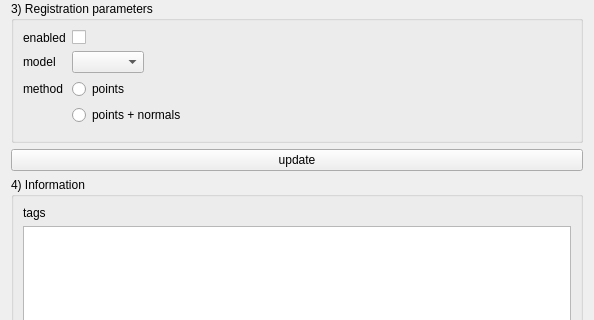
The window that Code/Gui/MITK/Plugins/uk.ac.ucl.cmic.igitagtracker/src/internal/TagTrackerViewControls.ui (NifTK/NifTK) describes before a commit, drawn with Qt 5; both pictures show x 0 to 594 and y 261 to 581 of the 594 by 841 pixel window.
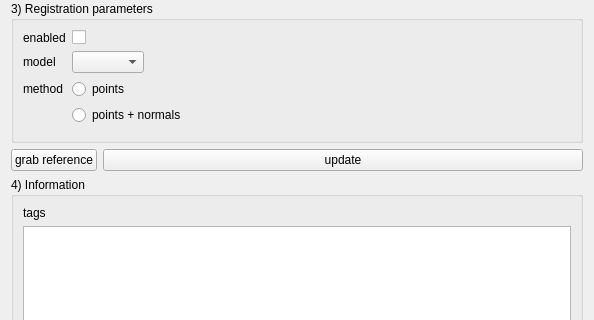
The same window after the commit. Custom widgets are drawn as their Qt base class.

Commit message: Bug #2666: Added GUI button to grab a reference matrix

The edit to the form file:
```diff
--- a/Code/Gui/MITK/Plugins/uk.ac.ucl.cmic.igitagtracker/src/internal/TagTrackerViewControls.ui
+++ b/Code/Gui/MITK/Plugins/uk.ac.ucl.cmic.igitagtracker/src/internal/TagTrackerViewControls.ui
@@ -13,7 +13,7 @@
   <property name="windowTitle">
    <string>Form</string>
   </property>
-  <layout class="QHBoxLayout" name="horizontalLayout_5">
+  <layout class="QHBoxLayout" name="horizontalLayout_6">
    <item>
     <layout class="QVBoxLayout" name="verticalLayout_5">
      <item>
@@ -169,11 +169,28 @@
       </widget>
      </item>
      <item>
+      <layout class="QHBoxLayout" name="horizontalLayout_5">
+       <item>
+        <widget class="QPushButton" name="m_GrabReferenceButton">
+         <property name="sizePolicy">
+          <sizepolicy hsizetype="Fixed" vsizetype="Fixed">
+           <horstretch>0</horstretch>
+           <verstretch>0</verstretch>
+          </sizepolicy>
+         </property>
+         <property name="text">
+          <string>grab reference</string>
+         </property>
+        </widget>
+       </item>
+       <item>
       <widget class="QPushButton" name="m_UpdateButton">
        <property name="text">
         <string>update</string>
        </property>
       </widget>
+       </item>
+      </layout>
      </item>
      <item>
       <widget class="ctkCollapsibleGroupBox" name="m_InformationGroupBox">
```
Lines whose indentation alone changed are shown as unchanged. The commit also changes 5 other files.
